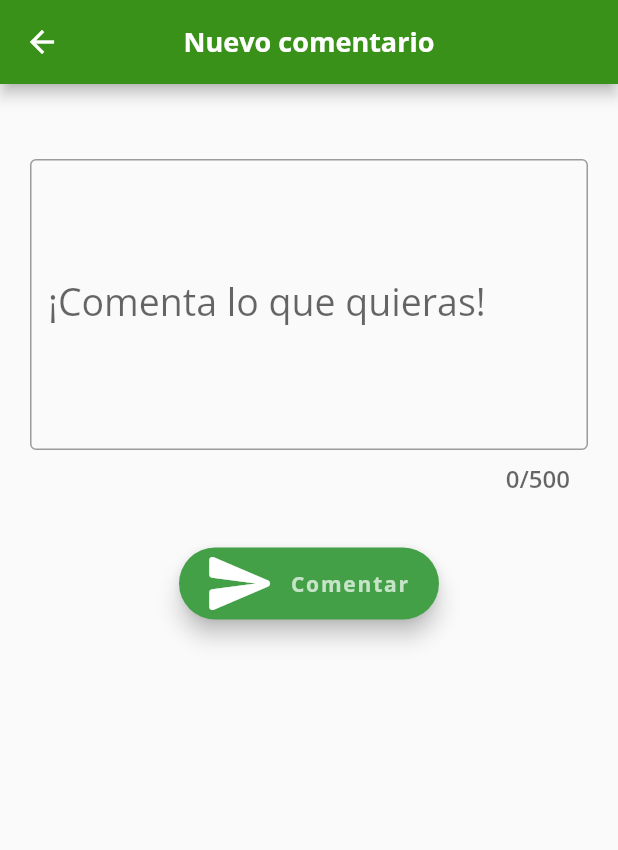
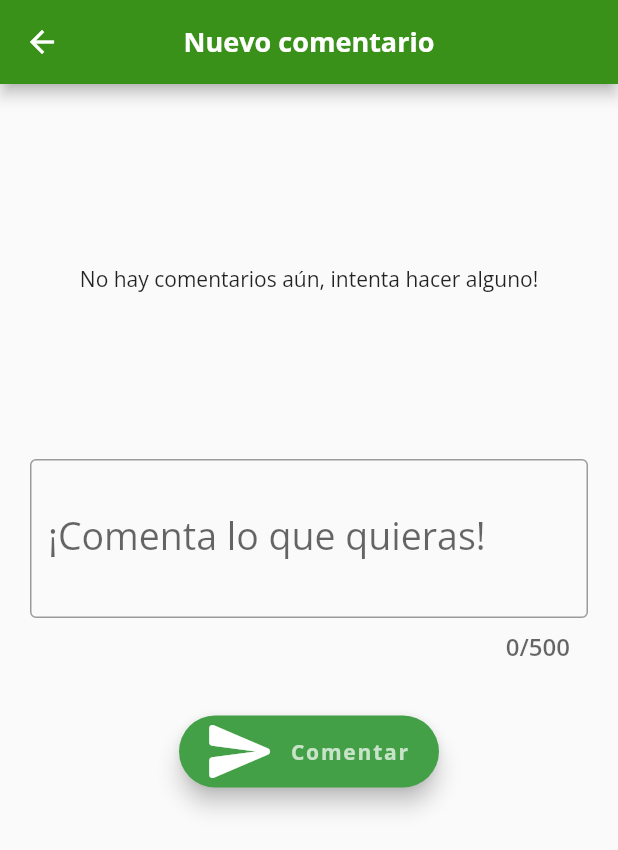
Before and after one commit to davidmantilla12/ciclo4_app_periodistas, a Flutter app: the NewUserComment screen opened directly, on a phone screen of 412 x 824 dp. Shown: the top 850 px of the screen. Run offline on Flutter 3.47's test engine with Material 2 defaults, Android fonts, the phone set to English and light mode, and no system bars; our stand-ins replace cloud_firestore, connectivity_plus, firebase_auth, firebase_core, firebase_database, firebase_storage and 4 more; accounts and stored records are empty; network calls fail.

Commit message:
Agregados comentarios con conexion a DB

```diff
--- /dev/null
+++ b/lib/domain/models/comentarios.dart
@@ -0,0 +1,29 @@
+import 'package:cloud_firestore/cloud_firestore.dart';
+
+class Comentario {
+  String cuerpo_pub;
+  String uid_comm;
+  String id_publicacion;
+  String uname;
+
+  Comentario(this.cuerpo_pub, this.uid_comm, this.id_publicacion, this.uname);
+
+  Comentario.fromJson(Map<dynamic, dynamic> json)
+      : cuerpo_pub = json['cuerpo_pub'] as String,
+        uid_comm = json['uid_comm'] as String,
+        id_publicacion = json['id_publicacion'] as String,
+        uname = json['uname'] as String;
+
+  Map<dynamic, dynamic> toJson() => <dynamic, dynamic>{
+        'cuerpo_pub': cuerpo_pub,
+        'uid_comm': uid_comm,
+        'id_publicacion': id_publicacion,
+        'uname': uname
+      };
+
+  Comentario.from(DocumentSnapshot snapshot)
+      : id_publicacion = "",
+        cuerpo_pub = snapshot['cuerpo'],
+        uid_comm = snapshot['uid_comm'],
+        uname = snapshot['uname'];
+}
--- a/lib/domain/use _cases/controllers/firestore.dart
+++ b/lib/domain/use _cases/controllers/firestore.dart
@@ -22,6 +22,11 @@ class ControllerFirestore extends GetxController {
     return _publicacionesRef.snapshots();
   }
 
+  Stream<QuerySnapshot> readComm(String pubid) {
+    print(pubid);
+    return _publicacionesRef.doc(pubid).collection('Comentarios').snapshots();
+  }
+
   Stream<QuerySnapshot> readNotice() {
     return _noticeRef.snapshots();
   }
@@ -44,6 +49,7 @@ class ControllerFirestore extends GetxController {
         .catchError((e) {
       print(e);
     });
+
     //return true;
   }
 
--- a/lib/domain/use _cases/controllers/userofferscontroller.dart
+++ b/lib/domain/use _cases/controllers/userofferscontroller.dart
@@ -1,23 +1,22 @@
+import 'package:cloud_firestore/cloud_firestore.dart';
+import 'package:firebase_database/firebase_database.dart' as fdb;
 import 'package:get/get.dart';
+import 'package:red_periodistas/domain/use%20_cases/controllers/controllerauth.dart';
 
 class Useroffercontroller extends GetxController {
   //Controlador para reacciones
+  static final FirebaseFirestore _db = FirebaseFirestore.instance;
+  static final CollectionReference _publicacionesRef =
+      _db.collection("Publicaciones");
 
-  var _reacciones = 0.obs;
-  var _reaccionado = false.obs;
-  int get cantreacciones => _reacciones.value;
-  bool get reaccionado => _reaccionado.value;
+  String _pubid = "";
+  int _numcomm = 0;
+  get pubid => _pubid;
+  get num_comm => _numcomm;
 
-  reaccionar() {
-    if (_reaccionado.value) {
-      _reacciones.value -= 1;
-      _reaccionado.value = false;
-    } else {
-      _reacciones.value += 1;
-      _reaccionado.value = true;
-    }
-    _reacciones.refresh();
-    _reaccionado.refresh();
+  reaccionar(String pubid, int num_reacciones, String uid) {
+    num_reacciones++;
+    _publicacionesRef.doc(pubid).update({'num_reacciones': num_reacciones});
   }
 
   // Controlador para compartidas
@@ -35,7 +34,21 @@ class Useroffercontroller extends GetxController {
   var _comentar = 0.obs;
   int get cantcomentarios => _comentar.value;
 
-  comentar() {
-    _comentar.value += 1;
+  setpubid(pubid) {
+    _pubid = pubid;
+  }
+
+  comentar(String uid, String cuerpo, String name) {
+    _publicacionesRef
+        .doc(_pubid)
+        .collection('Comentarios')
+        .doc()
+        .set({'uid_comm': uid, 'cuerpo': cuerpo, 'uname': name});
+    _numcomm++;
+    _publicacionesRef.doc(_pubid).update({'num_comm': _numcomm});
+  }
+
+  void setnumcomm(int num_comm) {
+    _numcomm = num_comm;
   }
 }
--- a/lib/ui/pages/content/users_offers/widgets/new_user_comment.dart
+++ b/lib/ui/pages/content/users_offers/widgets/new_user_comment.dart
@@ -1,7 +1,11 @@
+import 'package:cloud_firestore/cloud_firestore.dart';
 import 'package:flutter/material.dart';
 import 'package:get/get.dart';
+import 'package:red_periodistas/domain/models/comentarios.dart';
 import 'package:red_periodistas/domain/use%20_cases/controllers/controllerauth.dart';
+import 'package:red_periodistas/domain/use%20_cases/controllers/firestore.dart';
 import 'package:red_periodistas/domain/use%20_cases/controllers/userofferscontroller.dart';
+import 'package:red_periodistas/ui/pages/content/users_offers/widgets/comm_card.dart';
 
 class NewUserComment extends StatefulWidget {
   const NewUserComment({Key? key}) : super(key: key);
@@ -11,9 +15,13 @@ class NewUserComment extends StatefulWidget {
 }
 
 class _NewPostState extends State<NewUserComment> {
+  ControllerFirestore controlp = Get.find();
+  Controllerauth controluser = Get.find();
+  Useroffercontroller usercontroller = Get.find();
+
   @override
   Widget build(BuildContext context) {
-    Useroffercontroller usercontroller = Get.find();
+    TextEditingController controlcomentario = TextEditingController();
 
     return Scaffold(
       appBar: AppBar(
@@ -29,7 +37,125 @@ class _NewPostState extends State<NewUserComment> {
       ),
       body: Padding(
         padding: const EdgeInsets.symmetric(horizontal: 20.0, vertical: 30.0),
-        child: Column(
+        child: Center(
+          child: Column(
+            children: [
+              Container(
+                padding: EdgeInsets.symmetric(vertical: 10, horizontal: 20),
+                height: 200,
+                child: _buildbody(),
+              ),
+              const SizedBox(height: 20.0),
+              // post abstract
+              TextFormField(
+                autocorrect: true,
+                maxLines: 3,
+                maxLength: 500,
+                keyboardType: TextInputType.multiline,
+                controller: controlcomentario,
+                decoration: const InputDecoration(
+                    label: Text('¡Comenta lo que quieras!'),
+                    labelStyle: TextStyle(
+                      fontSize: 25.0,
+                    ),
+                    hintText: '¡Al comentar recuerda las normas comunitarias!',
+                    hintStyle: TextStyle(color: Colors.grey)),
+              ),
+
+              const SizedBox(height: 35.0),
+              FloatingActionButton.extended(
+                backgroundColor: Colors.green[600],
+                icon: const Icon(
+                  Icons.send_rounded,
+                  size: 50.0,
+                  color: Colors.white,
+                ),
+                label: const Text(
+                  'Comentar',
+                  textAlign: TextAlign.center,
+                  style: TextStyle(
+                    fontWeight: FontWeight.bold,
+                    color: Colors.white70,
+                  ),
+                ),
+                onPressed: () {
+                  Get.showSnackbar(
+                    GetBar(
+                      message: "Comentario publicado",
+                      duration: const Duration(seconds: 2),
+                    ),
+                  );
+                  usercontroller.comentar(controluser.uid,
+                      controlcomentario.text, controluser.name);
+                  Navigator.pop(context);
+                },
+              ),
+            ],
+          ),
+        ),
+      ),
+    );
+  }
+
+  Widget _buildbody() {
+    if (controlp.refPublicaciones
+            .doc(usercontroller.pubid)
+            .collection('Comentarios') ==
+        null) {
+      return const Center(
+        child: CircularProgressIndicator(),
+      );
+    } else {
+      return StreamBuilder(
+        stream: controlp.readComm(usercontroller.pubid),
+        builder: _buildList,
+      );
+    }
+  }
+
+  Widget _buildList(
+      BuildContext buildContext, AsyncSnapshot<QuerySnapshot> snapshot) {
+    if (!snapshot.hasData) {
+      return const Center(
+        child: CircularProgressIndicator(),
+      );
+    } else {
+      if (snapshot.data!.docs.isEmpty) {
+        return Center(
+          child: Flex(
+            direction: Axis.vertical,
+            mainAxisSize: MainAxisSize.min,
+            children: const [
+              Text(
+                "No hay comentarios aún, intenta hacer alguno!",
+                textAlign: TextAlign.center,
+              )
+            ],
+          ),
+        );
+      } else {
+        return ListView(
+          children: snapshot.data!.docs.map((DocumentSnapshot document) {
+            // ignore: unused_local_variable
+            Comentario listaPublicaciones = Comentario.from(document);
+            return CommentCard(
+              uname: listaPublicaciones.uname,
+              cuerpo: listaPublicaciones.cuerpo_pub,
+              pubid: usercontroller.pubid,
+              uid_comm: controluser.uid,
+              onChat: () => {},
+            );
+          }).toList(),
+        );
+      }
+    }
+  }
+}
+
+
+
+
+/* Column(
           children: [
             const SizedBox(height: 20.0),
             // post abstract
@@ -38,6 +164,7 @@ class _NewPostState extends State<NewUserComment> {
               maxLines: 7,
               maxLength: 500,
               keyboardType: TextInputType.multiline,
+              controller: controlcomentario,
               decoration: const InputDecoration(
                   label: Text('¡Comenta lo que quieras!'),
                   labelStyle: TextStyle(
@@ -70,13 +197,9 @@ class _NewPostState extends State<NewUserComment> {
                     duration: const Duration(seconds: 2),
                   ),
                 );
-                usercontroller.comentar();
+                usercontroller.comentar(controluser.uid,controlcomentario.text);
                 Navigator.pop(context);
               },
             )
           ],
-        ),
-      ),
-    );
-  }
-}
+        ), */
```
Also changed, not shown: lib/domain/use _cases/controllers/controllerauth.dart (+4 -6 lines), lib/ui/pages/content/users_offers/users_offers_screen.dart (+8 -3 lines), lib/ui/pages/content/users_offers/widgets/comm_card.dart (added, +56 -0 lines), lib/ui/pages/content/users_offers/widgets/offer_card.dart (+31 -19 lines), pubspec.lock, 4 other files.
